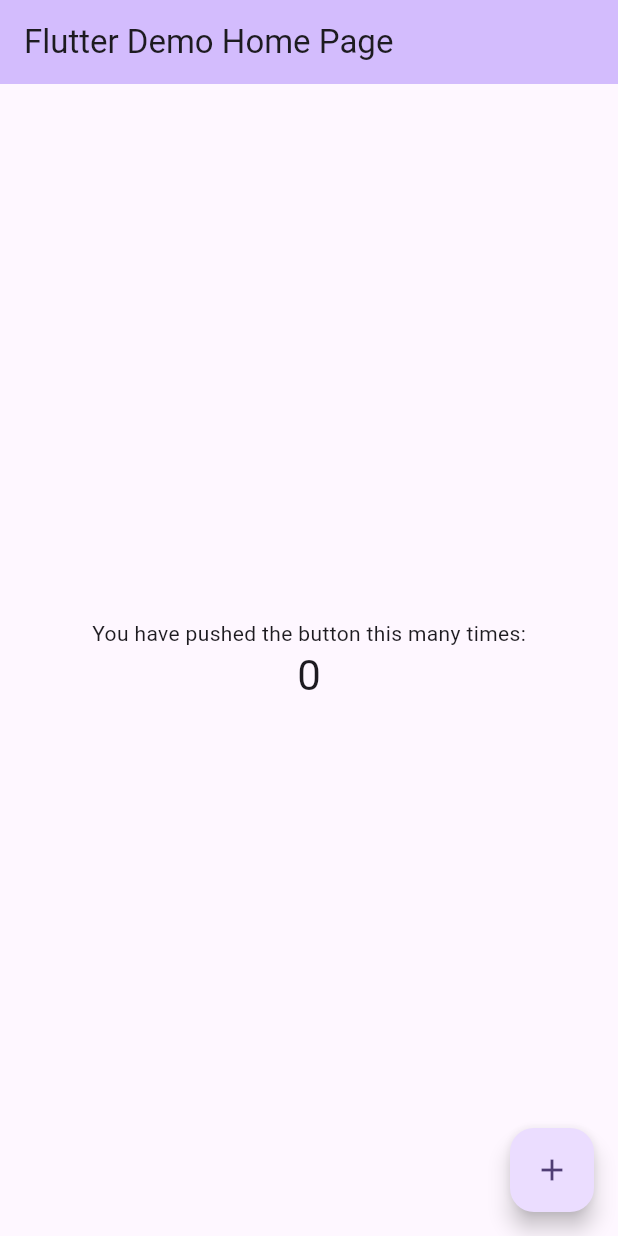
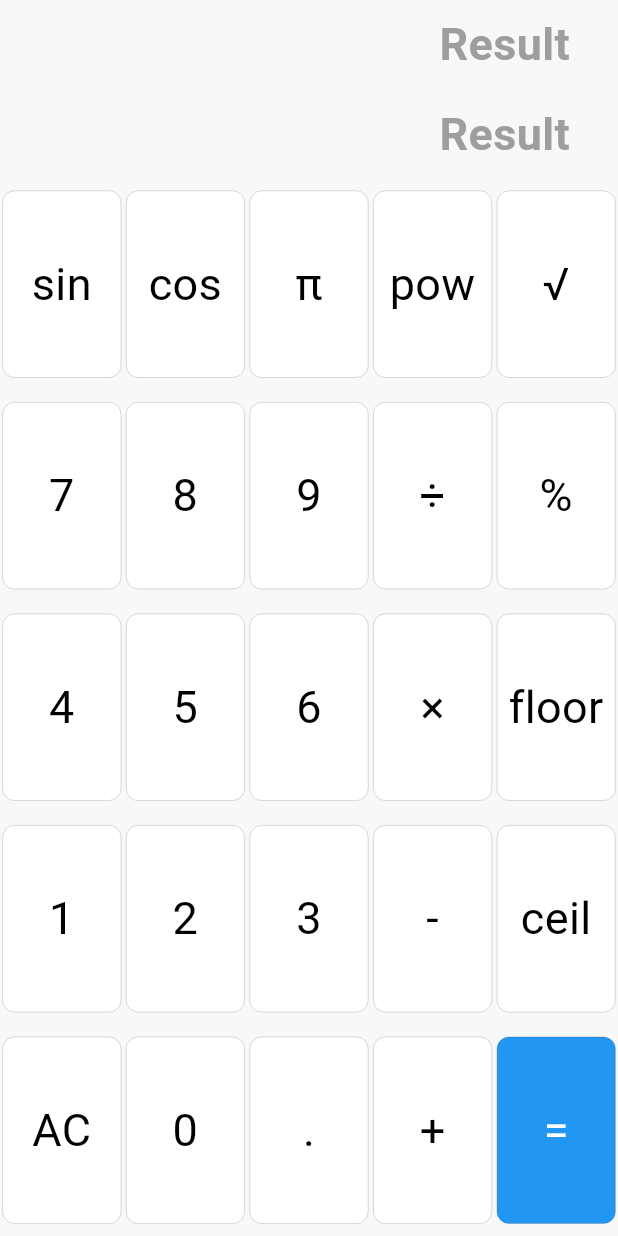
Before and after one commit to IBKnight/ci-cd_calculator, a Flutter app: the screen it shows after launch, on a phone screen of 412 x 824 dp. Run offline on Flutter 3.47's test engine with Material 3 defaults, Android fonts, the light colour scheme and no system bars.

Commit message:
added basic ui

```diff
--- /dev/null
+++ b/lib/app.dart
@@ -0,0 +1,19 @@
+import 'package:ci_cd_calculator/home_page.dart';
+import 'package:flutter/material.dart';
+
+class MyApp extends StatelessWidget {
+  const MyApp({super.key});
+
+  @override
+  Widget build(BuildContext context) {
+    return MaterialApp(
+      title: 'CI/CD Calculator',
+      debugShowCheckedModeBanner: false,
+      theme: ThemeData(
+        colorScheme: ColorScheme.fromSeed(seedColor: Colors.deepPurple),
+        useMaterial3: true,
+      ),
+      home: const MyHomePage(),
+    );
+  }
+}
--- /dev/null
+++ b/lib/home_page.dart
@@ -0,0 +1,184 @@
+import 'package:ci_cd_calculator/utils/palette.dart';
+import 'package:ci_cd_calculator/utils/sizer.dart';
+import 'package:ci_cd_calculator/widgets/calc_button.dart';
+import 'package:flutter/material.dart';
+import 'package:flutter/widgets.dart';
+
+class MyHomePage extends StatefulWidget {
+  const MyHomePage({super.key});
+
+  @override
+  State<MyHomePage> createState() => _MyHomePageState();
+}
+
+class _MyHomePageState extends State<MyHomePage> {
+  final String text = '';
+  final String operations = '';
+  SizeConfig sizeConfig = SizeConfig();
+
+  @override
+  Widget build(BuildContext context) {
+    sizeConfig.init(context);
+    // print(MediaQuery.of(context).size.toString());
+    return Scaffold(
+        backgroundColor: Palette.bgGrey,
+        body: SizedBox(
+          child: Column(
+            mainAxisAlignment: MainAxisAlignment.spaceAround,
+            children: [
+              const Padding(
+                padding: EdgeInsets.symmetric(horizontal: 32),
+                child: Align(
+                  alignment: Alignment.topRight,
+                  child: Text(
+                    'Result',
+                    style: TextStyle(
+                        fontSize: 30,
+                        fontWeight: FontWeight.bold,
+                        color: Colors.grey),
+                  ),
+                ),
+              ),
+              const Padding(
+                padding: EdgeInsets.symmetric(horizontal: 32),
+                child: Align(
+                  alignment: Alignment.topRight,
+                  child: Text(
+                    'Result',
+                    style: TextStyle(
+                        fontSize: 30,
+                        fontWeight: FontWeight.bold,
+                        color: Colors.grey),
+                  ),
+                ),
+              ),
+              Row(
+                mainAxisAlignment: MainAxisAlignment.spaceAround,
+                children: [
+                  CalcButton(
+                    text: 'sin',
+                    callBack: () {},
+                  ),
+                  CalcButton(
+                    text: 'cos',
+                    callBack: () {},
+                  ),
+                  CalcButton(
+                    text: 'π',
+                    callBack: () {},
+                  ),
+                  CalcButton(
+                    text: 'pow',
+                    callBack: () {},
+                  ),
+                  CalcButton(
+                    text: '√',
+                    callBack: () {},
+                  ),
+                ],
+              ),
+              Row(
+                mainAxisAlignment: MainAxisAlignment.spaceAround,
+                children: [
+                  CalcButton(
+                    text: '7',
+                    callBack: () {},
+                  ),
+                  CalcButton(
+                    text: '8',
+                    callBack: () {},
+                  ),
+                  CalcButton(
+                    text: '9',
+                    callBack: () {},
+                  ),
+                  CalcButton(
+                    text: '÷',
+                    callBack: () {},
+                  ),
+                  CalcButton(
+                    text: '%',
+                    callBack: () {},
+                  ),
+                ],
+              ),
+              Row(
+                mainAxisAlignment: MainAxisAlignment.spaceAround,
+                children: [
+                  CalcButton(
+                    text: '4',
+                    callBack: () {},
+                  ),
+                  CalcButton(
+                    text: '5',
+                    callBack: () {},
+                  ),
+                  CalcButton(
+                    text: '6',
+                    callBack: () {},
+                  ),
+                  CalcButton(
+                    text: '×',
+                    callBack: () {},
+                  ),
+                  CalcButton(
+                    text: 'floor',
+                    callBack: () {},
+                  ),
+                ],
+              ),
+              Row(
+                mainAxisAlignment: MainAxisAlignment.spaceAround,
+                children: [
+                  CalcButton(
+                    text: '1',
+                    callBack: () {},
+                  ),
+                  CalcButton(
+                    text: '2',
+                    callBack: () {},
+                  ),
+                  CalcButton(
+                    text: '3',
+                    callBack: () {},
+                  ),
+                  CalcButton(
+                    text: '-',
+                    callBack: () {},
+                  ),
+                  CalcButton(
+                    text: 'ceil',
+                    callBack: () {},
+                  ),
+                ],
+              ),
+              Row(
+                mainAxisAlignment: MainAxisAlignment.spaceAround,
+                children: [
+                  CalcButton(
+                    text: 'AC',
+                    callBack: () {},
+                  ),
+                  CalcButton(
+                    text: '0',
+                    callBack: () {},
+                  ),
+                  CalcButton(
+                    text: '.',
+                    callBack: () {},
+                  ),
+                  CalcButton(
+                    text: '+',
+                    callBack: () {},
+                  ),
+                  CalcButton(
+                    text: '=',
+                    callBack: () {},
+                  ),
+                ],
+              ),
+            ],
+          ),
+        ));
+  }
+}
--- a/lib/main.dart
+++ b/lib/main.dart
@@ -1,125 +1,7 @@
+import 'package:ci_cd_calculator/app.dart';
 import 'package:flutter/material.dart';
 
 void main() {
+
   runApp(const MyApp());
 }
-
-class MyApp extends StatelessWidget {
-  const MyApp({super.key});
-
-  // This widget is the root of your application.
-  @override
-  Widget build(BuildContext context) {
-    return MaterialApp(
-      title: 'Flutter Demo',
-      theme: ThemeData(
-        // This is the theme of your application.
-        //
-        // TRY THIS: Try running your application with "flutter run". You'll see
-        // the application has a purple toolbar. Then, without quitting the app,
-        // try changing the seedColor in the colorScheme below to Colors.green
-        // and then invoke "hot reload" (save your changes or press the "hot
-        // reload" button in a Flutter-supported IDE, or press "r" if you used
-        // the command line to start the app).
-        //
-        // Notice that the counter didn't reset back to zero; the application
-        // state is not lost during the reload. To reset the state, use hot
-        // restart instead.
-        //
-        // This works for code too, not just values: Most code changes can be
-        // tested with just a hot reload.
-        colorScheme: ColorScheme.fromSeed(seedColor: Colors.deepPurple),
-        useMaterial3: true,
-      ),
-      home: const MyHomePage(title: 'Flutter Demo Home Page'),
-    );
-  }
-}
-
-class MyHomePage extends StatefulWidget {
-  const MyHomePage({super.key, required this.title});
-
-  // This widget is the home page of your application. It is stateful, meaning
-  // that it has a State object (defined below) that contains fields that affect
-  // how it looks.
-
-  // This class is the configuration for the state. It holds the values (in this
-  // case the title) provided by the parent (in this case the App widget) and
-  // used by the build method of the State. Fields in a Widget subclass are
-  // always marked "final".
-
-  final String title;
-
-  @override
-  State<MyHomePage> createState() => _MyHomePageState();
-}
-
-class _MyHomePageState extends State<MyHomePage> {
-  int _counter = 0;
-
-  void _incrementCounter() {
-    setState(() {
-      // This call to setState tells the Flutter framework that something has
-      // changed in this State, which causes it to rerun the build method below
-      // so that the display can reflect the updated values. If we changed
-      // _counter without calling setState(), then the build method would not be
-      // called again, and so nothing would appear to happen.
-      _counter++;
-    });
-  }
-
-  @override
-  Widget build(BuildContext context) {
-    // This method is rerun every time setState is called, for instance as done
-    // by the _incrementCounter method above.
-    //
-    // The Flutter framework has been optimized to make rerunning build methods
-    // fast, so that you can just rebuild anything that needs updating rather
-    // than having to individually change instances of widgets.
-    return Scaffold(
-      appBar: AppBar(
-        // TRY THIS: Try changing the color here to a specific color (to
-        // Colors.amber, perhaps?) and trigger a hot reload to see the AppBar
-        // change color while the other colors stay the same.
-        backgroundColor: Theme.of(context).colorScheme.inversePrimary,
-        // Here we take the value from the MyHomePage object that was created by
-        // the App.build method, and use it to set our appbar title.
-        title: Text(widget.title),
-      ),
-      body: Center(
-        // Center is a layout widget. It takes a single child and positions it
-        // in the middle of the parent.
-        child: Column(
-          // Column is also a layout widget. It takes a list of children and
-          // arranges them vertically. By default, it sizes itself to fit its
-          // children horizontally, and tries to be as tall as its parent.
-          //
-          // Column has various properties to control how it sizes itself and
-          // how it positions its children. Here we use mainAxisAlignment to
-          // center the children vertically; the main axis here is the vertical
-          // axis because Columns are vertical (the cross axis would be
-          // horizontal).
-          //
-          // TRY THIS: Invoke "debug painting" (choose the "Toggle Debug Paint"
-          // action in the IDE, or press "p" in the console), to see the
-          // wireframe for each widget.
-          mainAxisAlignment: MainAxisAlignment.center,
-          children: <Widget>[
-            const Text(
-              'You have pushed the button this many times:',
-            ),
-            Text(
-              '$_counter',
-              style: Theme.of(context).textTheme.headlineMedium,
-            ),
-          ],
-        ),
-      ),
-      floatingActionButton: FloatingActionButton(
-        onPressed: _incrementCounter,
-        tooltip: 'Increment',
-        child: const Icon(Icons.add),
-      ), // This trailing comma makes auto-formatting nicer for build methods.
-    );
-  }
-}
--- /dev/null
+++ b/lib/utils/calculator.dart
@@ -0,0 +1,53 @@
+class Calculator {
+  static num add(num a, num b) {
+    return 0;
+  }
+
+  static num substract(num a, num b) {
+    return 0;
+  }
+
+  static num multiply(num a, num b) {
+    return 0;
+  }
+
+  static num divide(num a, num b) {
+    return 0;
+  }
+
+  static num mod(num a, num b) {
+    return 0;
+  }
+
+  static num sin(num a, num b) {
+    return 0;
+  }
+
+  static num cos(num a, num b) {
+    return 0;
+  }
+
+  static num pow(num a, num b) {
+    return 0;
+  }
+
+  static num sqrt(num a, num b) {
+    return 0;
+  }
+
+  static num floor(num a, num b) {
+    return 0;
+  }
+
+  static num ceil(num a, num b) {
+    return 0;
+  }
+
+  static num idiv(num a, num b) {
+    return 0;
+  }
+
+  static num pi(num a, num b) {
+    return 0;
+  }
+}
--- /dev/null
+++ b/lib/utils/palette.dart
@@ -0,0 +1,5 @@
+import 'package:flutter/material.dart';
+
+abstract class Palette {
+  static const Color bgGrey = Color.fromRGBO(248, 248, 248, 1);
+}
--- /dev/null
+++ b/lib/utils/sizer.dart
@@ -0,0 +1,30 @@
+import 'package:flutter/material.dart';
+
+class SizeConfig {
+  static late MediaQueryData _mediaQueryData;
+  static late double screenWidth;
+  static late double screenHeight;
+  static double? defaultSize;
+  static Orientation? orientation;
+
+  void init(BuildContext context) {
+    _mediaQueryData = MediaQuery.of(context);
+    screenWidth = _mediaQueryData.size.width;
+    screenHeight = _mediaQueryData.size.height;
+    orientation = _mediaQueryData.orientation;
+  }
+}
+
+// Get the proportionate height as per screen size
+double getProportionateScreenHeight(double inputHeight) {
+  double screenHeight = SizeConfig.screenHeight;
+  // 812 is the layout height that designer use
+  return (inputHeight / 860.0) * screenHeight;
+}
+
+// Get the proportionate height as per screen size
+double getProportionateScreenWidth(double inputWidth) {
+  double screenWidth = SizeConfig.screenWidth;
+  // 375 is the layout width that designer use
+  return (inputWidth / 678.0) * screenWidth;
+}
--- /dev/null
+++ b/lib/utils/strings.dart
@@ -0,0 +1,9 @@
+abstract class Strings{
+  static const String sin = "sin";
+  static const String cos = "cos";
+  static const String floor = "floor";
+  static const String ceil = "ceil";
+  static const String ac = "AC";
+  static const String pow = "pow";
+  static const String sqrt = "sqrt";
+}
--- /dev/null
+++ b/lib/widgets/calc_button.dart
@@ -0,0 +1,45 @@
+import 'package:ci_cd_calculator/utils/sizer.dart';
+import 'package:flutter/material.dart';
+
+class CalcButton extends StatefulWidget {
+  const CalcButton({super.key, required this.text, required this.callBack});
+  final String text;
+  final Function callBack;
+
+  @override
+  State<CalcButton> createState() => _CalcButtonState();
+}
+
+class _CalcButtonState extends State<CalcButton> {
+  @override
+  Widget build(BuildContext context) {
+    return InkWell(
+      onTap: () {
+        widget.callBack;
+      },
+      child: DecoratedBox(
+        decoration: BoxDecoration(
+          color: widget.text == '=' ? Colors.blue : Colors.white,
+          borderRadius: BorderRadius.circular(8),
+          border: Border.all(
+            color: Colors.black,
+            width: .1,
+          ),
+        ),
+        child: SizedBox.fromSize(
+          size: Size(getProportionateScreenWidth(130),
+              getProportionateScreenHeight(130)),
+          child: Center(
+            child: Text(
+              widget.text,
+              textAlign: TextAlign.center,
+              style: TextStyle(
+                  fontSize: 30.0,
+                  color: widget.text == '=' ? Colors.white : Colors.black),
+            ),
+          ),
+        ),
+      ),
+    );
+  }
+}
```
Also changed, not shown: 2 other files.
